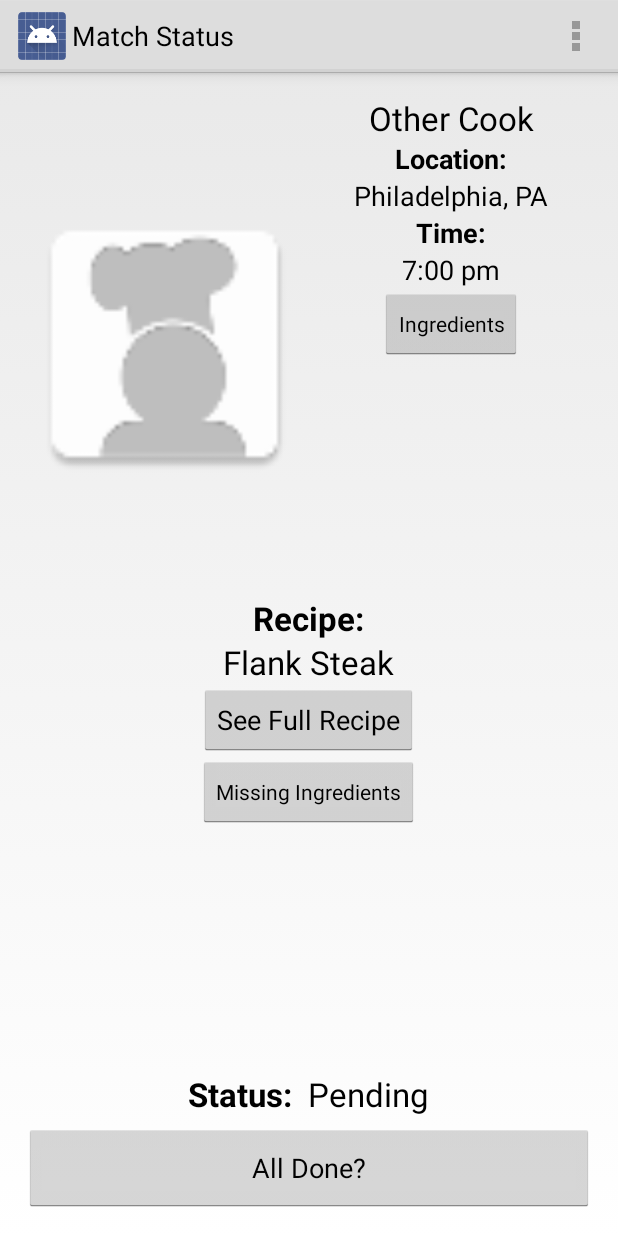
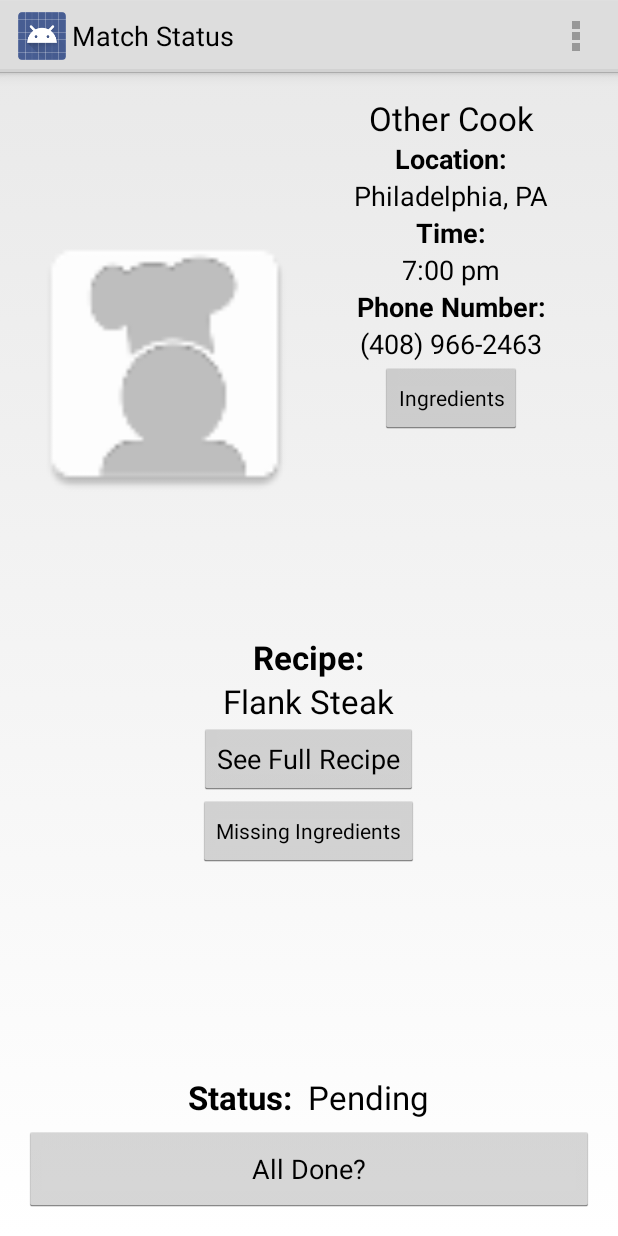
Before and after one commit to jhurwitzupenn/MeltingPot, an Android app: the MatchStatus screen opened directly, with no data from a screen before it, on a phone screen of 412 x 824 dp. Run offline under Robolectric (Android 15) with nearby library versions, the phone set to English and light mode, and no system bars; libraries missing offline, so code that uses them is left out: com.facebook.

Commit message:
Phone numbers

```diff
--- a/app/src/main/java/foodapp/com/meltingpot/MatchStatus.java
+++ b/app/src/main/java/foodapp/com/meltingpot/MatchStatus.java
@@ -30,6 +30,7 @@ public class MatchStatus extends Activity {
     ImageView matchProfilePic;
     TextView matchName;
     TextView matchTime;
+    TextView matchPhoneNumber;
     TextView recipeName;
     TextView matchStatus;
 
@@ -48,6 +49,7 @@ public class MatchStatus extends Activity {
         matchName = (TextView) findViewById(R.id.matchNameTextView);
         matchTime = (TextView) findViewById(R.id.matchTimeTextView);
         matchStatus = (TextView) findViewById(R.id.matchStatusTextView);
+        matchPhoneNumber = (TextView) findViewById(R.id.matchPhoneNumberTextView);
         recipeName = (TextView) findViewById(R.id.recipeNameTextView);
 
         user = ParseUser.getCurrentUser();
@@ -59,6 +61,7 @@ public class MatchStatus extends Activity {
             if (matchUser != null) {
                 matchName.setText(matchUser.getString("name"));
                 matchTime.setText(matchUser.getString("Time"));
+                matchPhoneNumber.setText(matchUser.getString("PhoneNumber"));
                 matchIngredients = fromJSONArray(matchUser.getJSONArray("Ingredients"));
 
                 matchStatus.setText(matchUser.getBoolean("AcceptMatch")
--- a/app/src/main/res/layout/activity_match_status.xml
+++ b/app/src/main/res/layout/activity_match_status.xml
@@ -72,6 +72,23 @@
                     android:textAppearance="?android:attr/textAppearanceMedium"
                     android:text="7:00 pm"
                     android:id="@+id/matchTimeTextView"
+                    android:layout_gravity="center_horizontal" />
+
+                <TextView
+                    android:layout_width="wrap_content"
+                    android:layout_height="wrap_content"
+                    android:textAppearance="?android:attr/textAppearanceMedium"
+                    android:text="Phone Number:"
+                    android:id="@+id/textView12"
+                    android:layout_gravity="center_horizontal"
+                    android:textStyle="bold" />
+
+                <TextView
+                    android:layout_width="wrap_content"
+                    android:layout_height="wrap_content"
+                    android:textAppearance="?android:attr/textAppearanceMedium"
+                    android:text="(408) 966-2463"
+                    android:id="@+id/matchPhoneNumberTextView"
                     android:layout_gravity="center_horizontal" />
 
                 <Button
```
Also changed, not shown: app/src/main/java/foodapp/com/meltingpot/LoginActivity.java (+10 -2 lines), app/src/main/java/foodapp/com/meltingpot/Profile.java (+12 -6 lines), app/src/main/res/layout/activity_profile.xml (+25 -1 lines).
